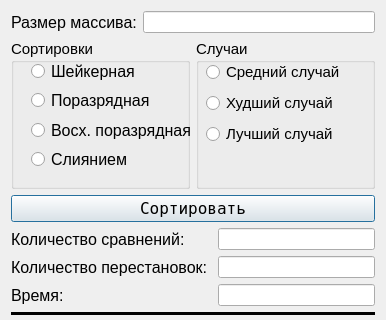
Old version of the form arrays.ui in the repository BatyrshinBPO-16-01/Lab1Interface; both pictures show x 0 to 386 and y 0 to 320 of the 386 by 480 pixel window.
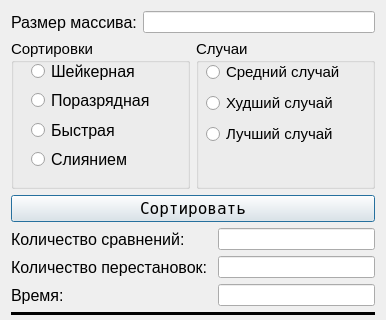
New version of the form.

The edit to the form file:
```diff
--- a/arrays.ui
+++ b/arrays.ui
@@ -111,7 +111,7 @@
             <cursorShape>PointingHandCursor</cursorShape>
            </property>
            <property name="text">
-            <string>Восх. поразрядная</string>
+            <string>Быстрая</string>
            </property>
           </widget>
          </item>
```
Left out of the diff: 2 changed lines with no effect on the pictures.
